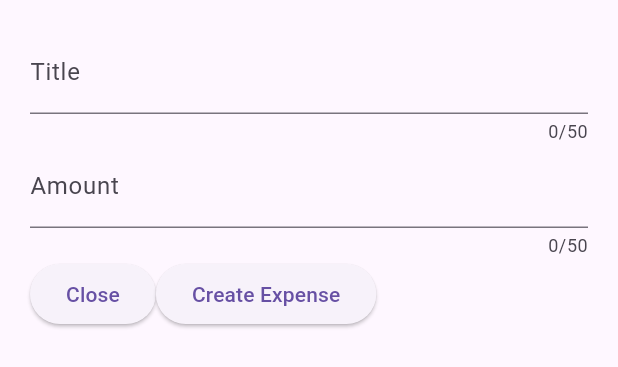
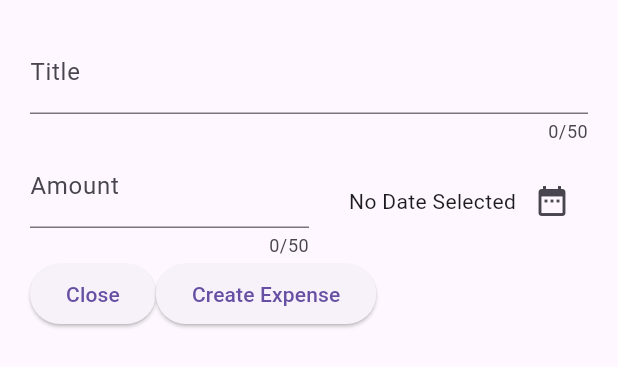
Before and after one commit to SaadatAliKlasra/expense_tracker_flutter, a Flutter app: the NewExpense widget shown alone on an empty page, opened directly, after a tap on "Create Expense", on a phone screen of 412 x 824 dp. Shown: the top 367 px of the screen. Run offline on Flutter 3.47's test engine with Material 3 defaults, Android fonts, the light colour scheme and no system bars.

Commit message:
Update new_expense.dart

```diff
--- a/lib/new_expense.dart
+++ b/lib/new_expense.dart
@@ -1,4 +1,5 @@
 import 'package:flutter/material.dart';
+import 'package:learning/models/expense.dart';
 
 class NewExpense extends StatefulWidget {
   const NewExpense({super.key});
@@ -10,7 +11,7 @@ class NewExpense extends StatefulWidget {
 class _NewExpenseState extends State<NewExpense> {
   final _titleInputController = TextEditingController();
   final _amountInputController = TextEditingController();
-
+  DateTime? _selectedDate;
   @override
   Widget build(BuildContext context) {
     return Padding(
@@ -24,13 +25,36 @@ class _NewExpenseState extends State<NewExpense> {
               label: Text("Title"),
             ),
           ),
-          TextField(
+          Row(
+            children: [
+              Expanded(
+                child: TextField(
                   maxLength: 50,
                   controller: _amountInputController,
                   keyboardType: TextInputType.number,
                   decoration: const InputDecoration(
                     label: Text("Amount"),
                   ),
+                ),
+              ),
+              Expanded(
+                child: Row(
+                  mainAxisAlignment: MainAxisAlignment.end,
+                  crossAxisAlignment: CrossAxisAlignment.center,
+                  children: [
+                    Text(
+                      _selectedDate == null
+                          ? "No Date Selected"
+                          : formatter.format(_selectedDate!),
+                    ),
+                    IconButton(
+                      onPressed: _presentDatePicker,
+                      icon: const Icon(Icons.date_range),
+                    )
+                  ],
+                ),
+              ),
+            ],
           ),
           Row(
             children: [
@@ -39,11 +63,7 @@ class _NewExpenseState extends State<NewExpense> {
                 child: const Text("Close"),
               ),
               ElevatedButton(
-                  onPressed: () {
-                    print(_titleInputController.text);
-                    print(_amountInputController.text);
-                  },
-                  child: const Text("Create Expense"))
+                  onPressed: () {}, child: const Text("Create Expense"))
             ],
           )
         ],
@@ -57,4 +77,17 @@ class _NewExpenseState extends State<NewExpense> {
     _titleInputController.dispose();
     super.dispose();
   }
+
+  void _presentDatePicker() async {
+    final now = DateTime.now();
+    final firstDate = DateTime(now.year - 1);
+    final dateResponse = await showDatePicker(
+      context: context,
+      firstDate: firstDate,
+      lastDate: now,
+    );
+    setState(() {
+      _selectedDate = dateResponse;
+    });
   }
+}
```
Lines whose indentation alone changed are shown as unchanged.
